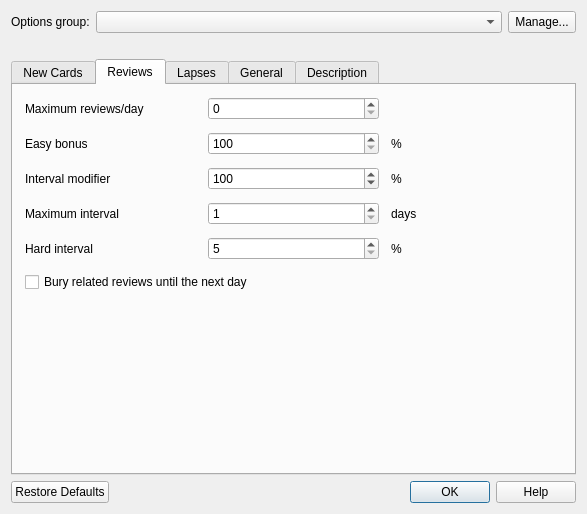
Qt form qt/designer/dconf.ui (ankitects/anki) before a commit.
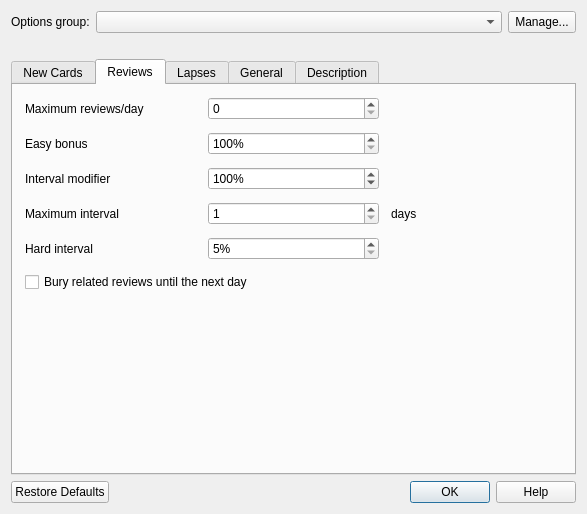
The same form after that commit. The open tabs and pages were chosen to show the change.

Commit message:
put % in spinners
fixes the lone % shown for users of the v1 scheduler

Diff of the .ui file:
```diff
--- a/qt/designer/dconf.ui
+++ b/qt/designer/dconf.ui
@@ -262,6 +262,9 @@
          </item>
          <item row="1" column="1">
           <widget class="QSpinBox" name="easyBonus">
+           <property name="suffix">
+            <string>%</string>
+           </property>
            <property name="minimum">
             <number>100</number>
            </property>
@@ -273,20 +276,6 @@
            </property>
           </widget>
          </item>
-         <item row="1" column="2">
-          <widget class="QLabel" name="label_21">
-           <property name="text">
-            <string>%</string>
-           </property>
-          </widget>
-         </item>
-         <item row="2" column="2">
-          <widget class="QLabel" name="label_34">
-           <property name="text">
-            <string>%</string>
-           </property>
-          </widget>
-         </item>
          <item row="0" column="1">
           <widget class="QSpinBox" name="revPerDay">
            <property name="minimum">
@@ -344,6 +333,9 @@
          </item>
          <item row="2" column="1">
           <widget class="QDoubleSpinBox" name="fi1">
+           <property name="suffix">
+            <string>%</string>
+           </property>
            <property name="decimals">
             <number>0</number>
            </property>
@@ -377,6 +369,9 @@
          </item>
          <item row="4" column="1">
           <widget class="QSpinBox" name="hardFactor">
+           <property name="suffix">
+            <string>%</string>
+           </property>
            <property name="minimum">
             <number>5</number>
            </property>
@@ -385,13 +380,6 @@
            </property>
           </widget>
          </item>
-         <item row="4" column="2">
-          <widget class="QLabel" name="label_15">
-           <property name="text">
-            <string>%</string>
-           </property>
-          </widget>
-         </item>
         </layout>
        </item>
        <item>
```
Left out of the diff: 23 changed lines with no effect on the pictures.
